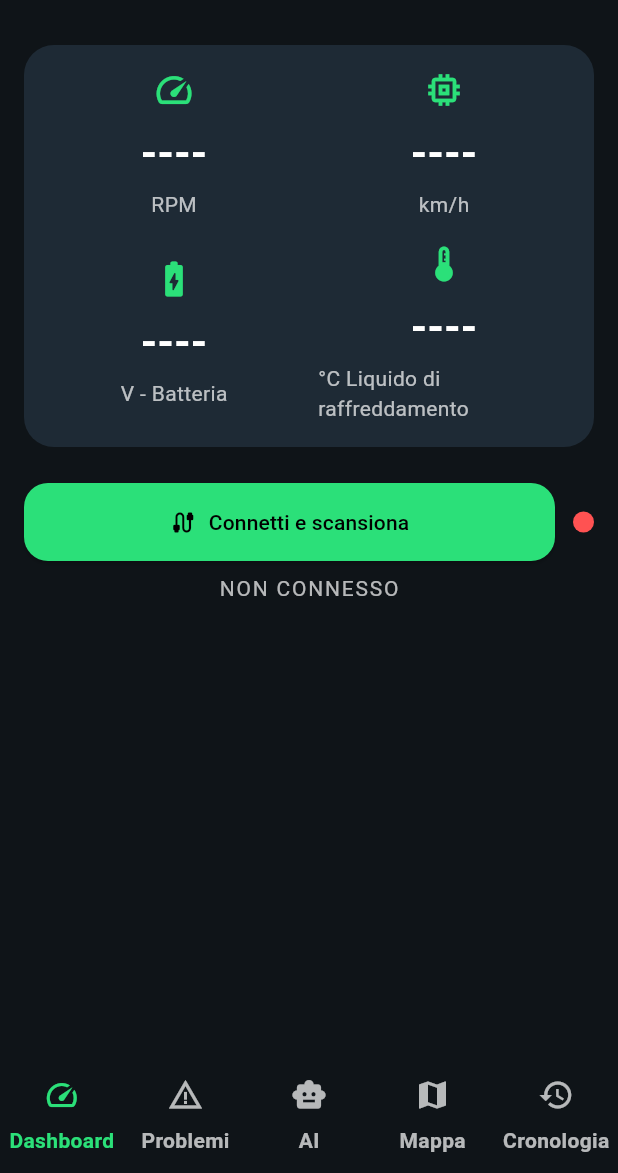
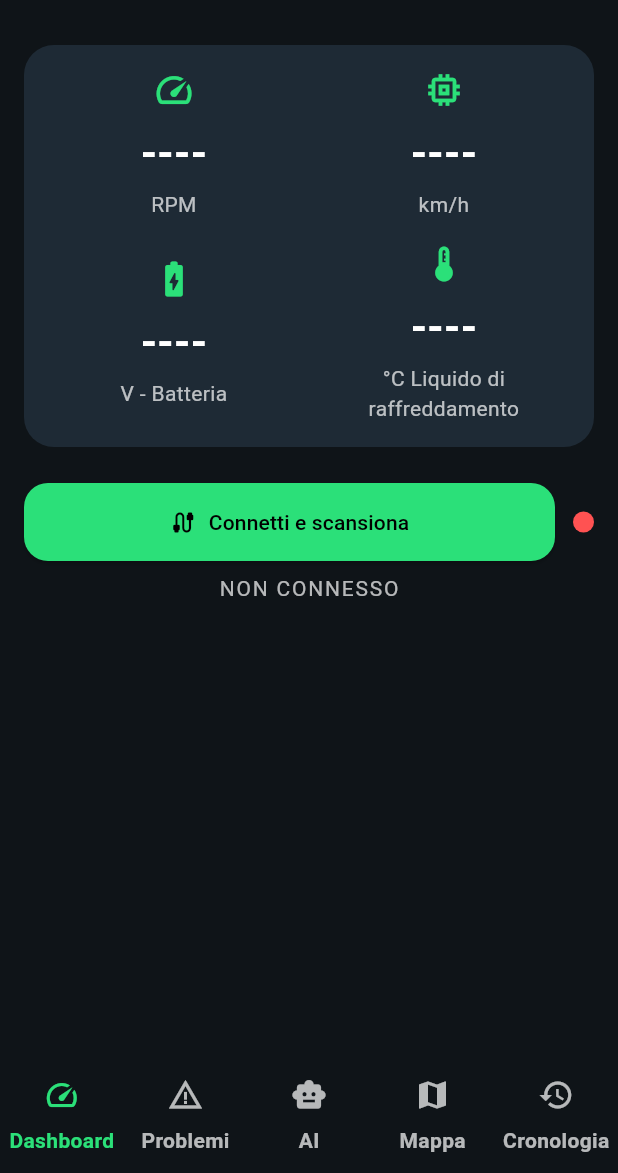
Before and after one commit to rickvr123456/carsense, a Flutter app: the screen it shows after launch, on a phone screen of 412 x 824 dp, the part 63-1236 px from its top. Run offline on Flutter 3.47's test engine with Material 3 defaults, Android fonts, the phone set to English and light mode, and no system bars; our stand-ins replace geolocator, google_generative_ai, google_maps_flutter, shared_preferences.

Commit message:
centred text on dashboard

```diff
--- a/lib/features/dashboard/dashboard_page.dart
+++ b/lib/features/dashboard/dashboard_page.dart
@@ -134,9 +134,10 @@ class _MetricsCard extends StatelessWidget {
                   fontSize: 28,
                   color: Colors.white,
                   fontWeight: FontWeight.w700),
+              textAlign: TextAlign.center,
             ),
             const SizedBox(height: 4),
-            Text(label, style: const TextStyle(color: Colors.white70)),
+            Text(label, style: const TextStyle(color: Colors.white70), textAlign: TextAlign.center),
           ],
         );
 
```
